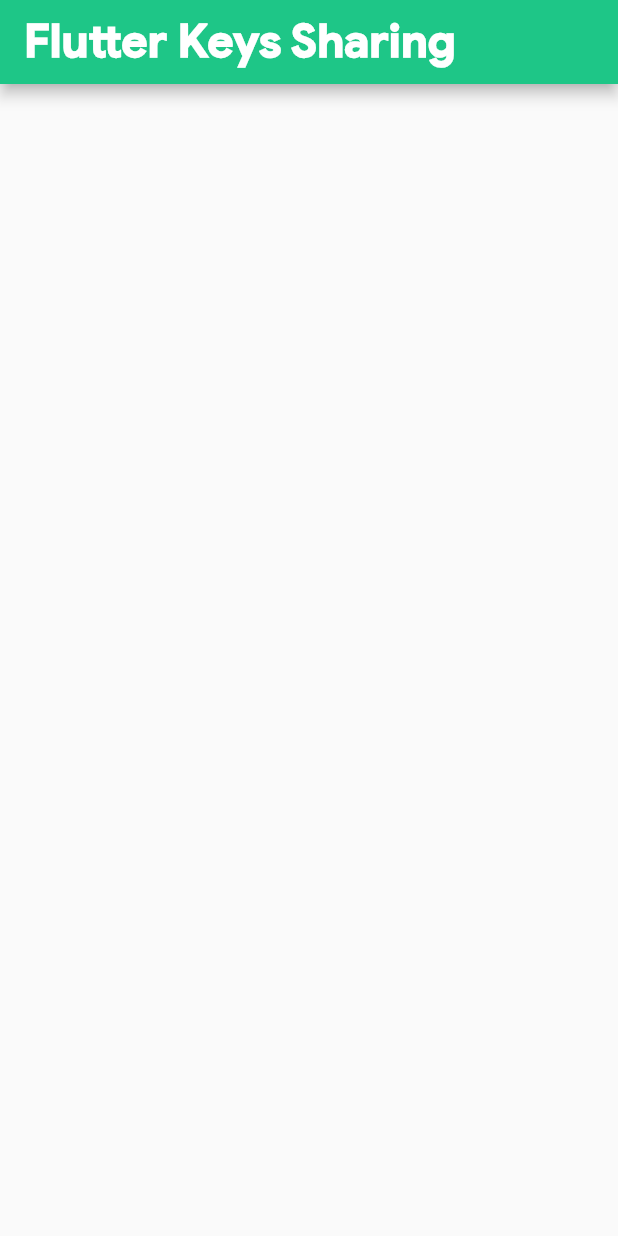
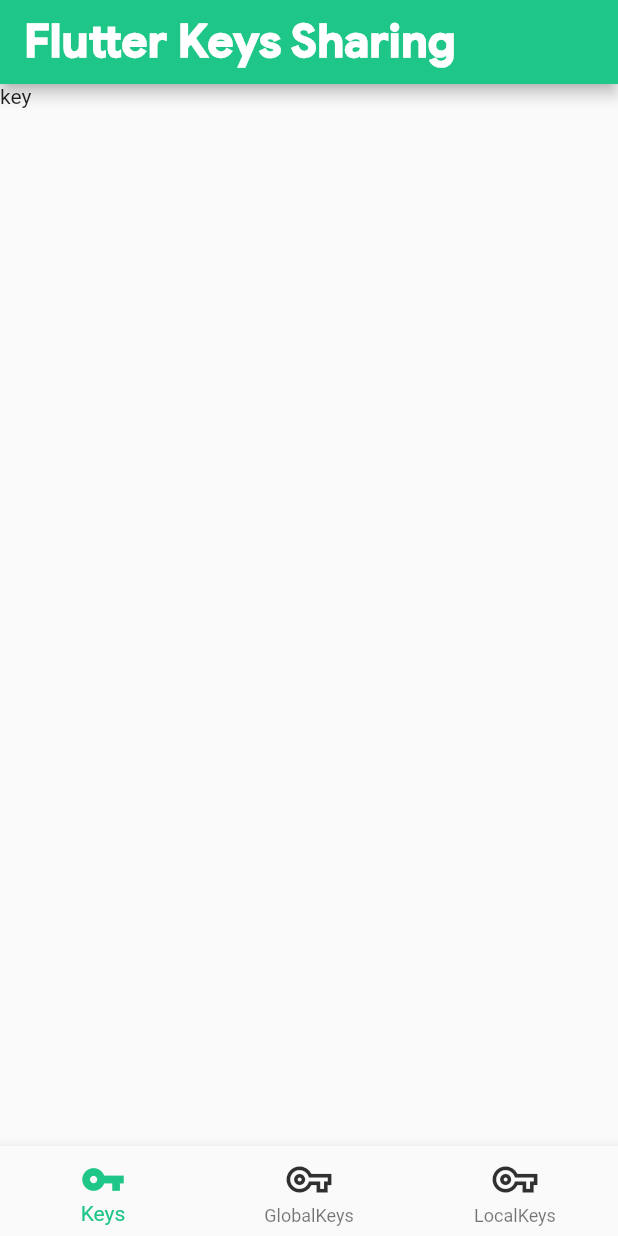
Before and after one commit to Xanonymous-GitHub/without_key_OMG, a Flutter app: the screen it shows after launch, on a phone screen of 412 x 824 dp. Run offline on Flutter 3.47's test engine with Material 2 defaults, Android fonts, the phone set to English and light mode, and no system bars; our stand-ins replace get.

Commit message:
add bottomNavigationBar in home page

```diff
--- a/lib/pages/home.dart
+++ b/lib/pages/home.dart
@@ -1,10 +1,47 @@
 import 'package:flutter/material.dart';
+import 'package:get/get.dart';
+import 'package:key_sharing/subjects/global_keys/global_key.dart';
+import 'package:key_sharing/subjects/key.dart';
+import 'package:key_sharing/subjects/local_keys/local_key.dart';
+import 'package:key_sharing/themes.dart';
 
 class HomePage extends StatelessWidget {
-  const HomePage({Key? key}) : super(key: key);
+  HomePage({Key? key}) : super(key: key);
+
+  final PageController _pageController = PageController();
+
+  final List<TabInfo> _tabList = [
+    TabInfo('Keys', Icons.vpn_key),
+    TabInfo('GlobalKeys', Icons.vpn_key_outlined),
+    TabInfo('LocalKeys', Icons.vpn_key_outlined),
+  ];
+
+  List<Widget> get _presentationPages => [
+        KeySubject(),
+        GlobalKeySubject(),
+        LocalKeySubject(),
+      ];
+
+  List<BottomNavigationBarItem> get _bottomNavigationItems => _tabList.map((_tab) {
+        const double iconSize = 30.0;
+        return BottomNavigationBarItem(
+          label: _tab.label,
+          icon: Icon(
+            _tab.iconData,
+            size: iconSize,
+            color: MyTheme.gray800,
+          ),
+          activeIcon: Icon(
+            _tab.iconData,
+            size: iconSize,
+            color: MyTheme.SpecialLimeGreen,
+          ),
+        );
+      }).toList();
 
   @override
   Widget build(BuildContext context) {
+    final _currentTabIndex = 0.obs;
     return Scaffold(
       appBar: AppBar(
         title: Text(
@@ -15,9 +52,32 @@ class HomePage extends StatelessWidget {
             fontFamily: 'GoogleSans',
           ),
         ),
-        backgroundColor: Color(0xFF1ec687),
+        backgroundColor: MyTheme.SpecialLimeGreen,
       ),
-      body: PageView(),
+      body: PageView(
+        children: _presentationPages,
+        controller: _pageController,
+        onPageChanged: (newPageIndex) => _currentTabIndex.value = newPageIndex,
+      ),
+      bottomNavigationBar: Obx(
+        () => BottomNavigationBar(
+          type: BottomNavigationBarType.fixed,
+          items: _bottomNavigationItems,
+          selectedItemColor: MyTheme.SpecialLimeGreen,
+          currentIndex: _currentTabIndex.value,
+          onTap: (tabIndex) {
+            _pageController.jumpToPage(tabIndex);
+            _currentTabIndex.value = tabIndex;
+          },
+        ),
+      ),
     );
   }
 }
+
+class TabInfo {
+  const TabInfo(this.label, this.iconData);
+
+  final String label;
+  final IconData iconData;
+}
--- /dev/null
+++ b/lib/subjects/global_keys/global_key.dart
@@ -0,0 +1,16 @@
+import 'package:flutter/material.dart';
+
+class GlobalKeySubject extends StatelessWidget {
+  const GlobalKeySubject({Key? key}) : super(key: key);
+
+  @override
+  Widget build(BuildContext context) {
+    return Scaffold(
+      body: SafeArea(
+        child: Container(
+          child: Text('global_key'),
+        ),
+      ),
+    );
+  }
+}
--- /dev/null
+++ b/lib/subjects/key.dart
@@ -0,0 +1,16 @@
+import 'package:flutter/material.dart';
+
+class KeySubject extends StatelessWidget {
+  const KeySubject({Key? key}) : super(key: key);
+
+  @override
+  Widget build(BuildContext context) {
+    return Scaffold(
+      body: SafeArea(
+        child: Container(
+          child: Text('key'),
+        ),
+      ),
+    );
+  }
+}
--- /dev/null
+++ b/lib/subjects/local_keys/local_key.dart
@@ -0,0 +1,16 @@
+import 'package:flutter/material.dart';
+
+class LocalKeySubject extends StatelessWidget {
+  const LocalKeySubject({Key? key}) : super(key: key);
+
+  @override
+  Widget build(BuildContext context) {
+    return Scaffold(
+      body: SafeArea(
+        child: Container(
+          child: Text('local_key'),
+        ),
+      ),
+    );
+  }
+}
--- /dev/null
+++ b/lib/themes.dart
@@ -0,0 +1,7 @@
+import 'package:flutter/material.dart';
+
+class MyTheme {
+  static const Color SpecialLimeGreen = Color(0xFF1ec687);
+  static const Color gray800 = Color(0xFF303030);
+  static const Color mediumGray = Color(0xFF999999);
+}
```
Also changed, not shown: lib/subjects/global_keys/global_object_key.dart (added), lib/subjects/global_keys/labeled_global_key.dart (added), lib/subjects/local_keys/object_key.dart (added), lib/subjects/local_keys/page_storage_key.dart (added), lib/subjects/local_keys/unique_key.dart (added), lib/subjects/local_keys/value_key.dart (added).
